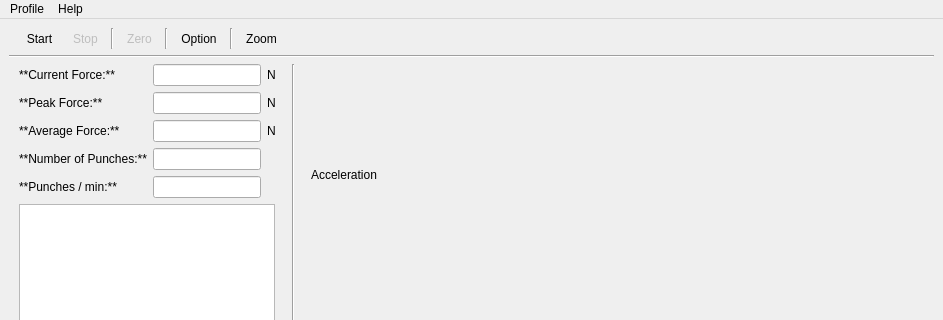
Qt form boxing-gui/ui/main_window.ui (Achicken7301/boxqt) before a commit; both pictures show x 0 to 943 and y 0 to 320 of the 943 by 542 pixel window.
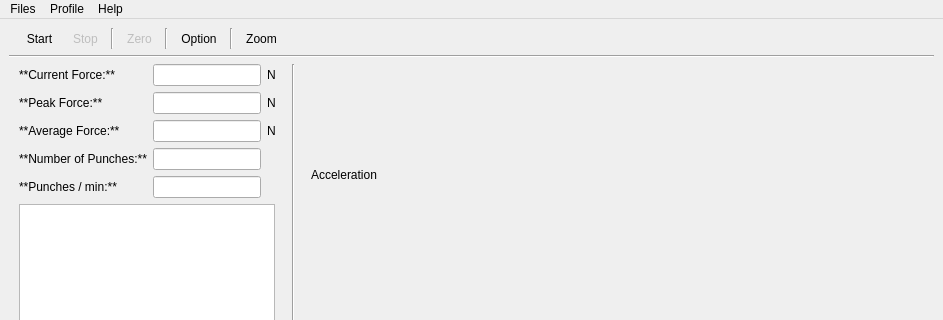
The same form after that commit. Icons and pictures are not drawn. Custom widgets are drawn as their Qt base class.

Patch:
```diff
--- a/boxing-gui/ui/main_window.ui
+++ b/boxing-gui/ui/main_window.ui
@@ -580,6 +580,13 @@
     <addaction name="actionNew"/>
     <addaction name="profile_options"/>
    </widget>
+   <widget class="QMenu" name="menuFiles">
+    <property name="title">
+     <string>Files</string>
+    </property>
+    <addaction name="actionSwitch_Profies"/>
+   </widget>
+   <addaction name="menuFiles"/>
    <addaction name="menuProfile"/>
    <addaction name="menuHelp"/>
   </widget>
```
Left out of the diff: 475 changed lines with no effect on the pictures.
